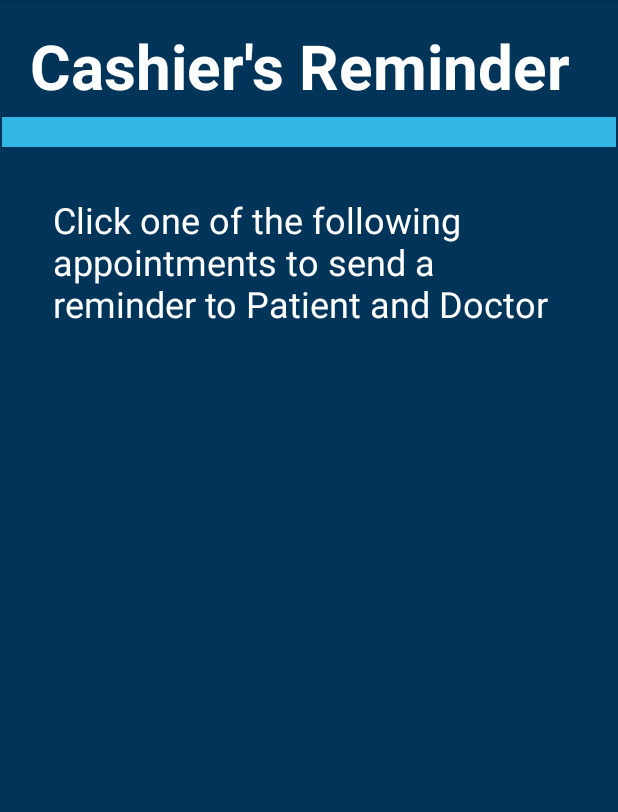
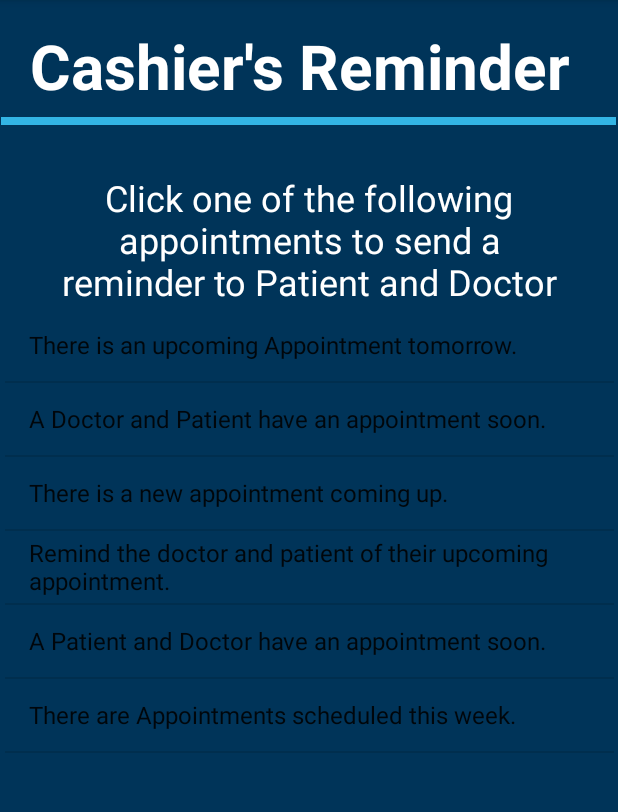
Before and after one commit to doctorfound2020/CSIS3175DF, an Android app: the CashierReminder screen opened directly, with no data from a screen before it, on a phone screen of 412 x 824 dp, the part 84-896 px from its top. Run offline under Robolectric (Android 15) with nearby library versions, the phone set to English and light mode, and no system bars.

Commit message:
fixed many features, added java code for sending messages. Added some layout and list content.

```diff
--- a/app/src/main/java/com/example/test/CashierReminder.java
+++ b/app/src/main/java/com/example/test/CashierReminder.java
@@ -3,6 +3,10 @@ package com.example.test;
 import androidx.appcompat.app.AppCompatActivity;
 
 import android.os.Bundle;
+import android.widget.ArrayAdapter;
+import android.widget.ListView;
+
+import java.util.ArrayList;
 
 public class CashierReminder extends AppCompatActivity {
 
@@ -10,5 +14,17 @@ public class CashierReminder extends AppCompatActivity {
     protected void onCreate(Bundle savedInstanceState) {
         super.onCreate(savedInstanceState);
         setContentView(R.layout.activity_cashier_reminder);
+
+        ListView listViewCashier = findViewById(R.id.lvCashierReminder);
+        ArrayList<String> arrayListCashier = new ArrayList<>();
+        arrayListCashier.add("There is an upcoming Appointment tomorrow.");
+        arrayListCashier.add("A Doctor and Patient have an appointment soon.");
+        arrayListCashier.add("There is a new appointment coming up.");
+        arrayListCashier.add("Remind the doctor and patient of their upcoming appointment.");
+        arrayListCashier.add("A Patient and Doctor have an appointment soon.");
+        arrayListCashier.add("There are Appointments scheduled this week.");
+
+        ArrayAdapter arrayAdapterCashier = new ArrayAdapter(this,android.R.layout.simple_list_item_1,arrayListCashier);
+        listViewCashier.setAdapter(arrayAdapterCashier);
     }
 }
--- a/app/src/main/res/layout/activity_cashier_reminder.xml
+++ b/app/src/main/res/layout/activity_cashier_reminder.xml
@@ -4,7 +4,7 @@
     xmlns:tools="http://schemas.android.com/tools"
     android:layout_width="match_parent"
     android:layout_height="match_parent"
-    tools:context=".CashierReminderActivity"
+    tools:context=".CashierReminder"
     android:background="#003459">
 
 
@@ -30,8 +30,8 @@
 
     <View
         android:id="@+id/divider2"
-        android:layout_width="409dp"
-        android:layout_height="20dp"
+        android:layout_width="410dp"
+        android:layout_height="5dp"
         android:layout_marginStart="1dp"
         android:layout_marginLeft="1dp"
         android:layout_marginTop="4dp"
@@ -52,6 +52,7 @@
         android:layout_marginTop="32dp"
         android:layout_marginEnd="176dp"
         android:layout_marginRight="176dp"
+        android:gravity="center"
         android:text="@string/textview2"
         android:textColor="#FFFFFF"
         android:textSize="24sp"
@@ -61,7 +62,8 @@
         app:layout_constraintTop_toBottomOf="@+id/divider2" />
 
     <ListView
-        android:layout_width="409dp"
+        android:id="@+id/lvCashierReminder"
+        android:layout_width="406dp"
         android:layout_height="510dp"
         android:layout_marginStart="1dp"
         android:layout_marginLeft="1dp"
```
Also changed, not shown: app/src/main/java/com/example/test/CashierHomePageActivity.java (+3 -3 lines), app/src/main/java/com/example/test/DoctorCheckAppointment.java (+5 -4 lines), app/src/main/java/com/example/test/DoctorReminder.java (+5 -4 lines), app/src/main/java/com/example/test/DoctorResponseMessage.java (+22 -0 lines), app/src/main/java/com/example/test/DoctorViewHistory.java (+10 -15 lines), app/src/main/java/com/example/test/DoctorViewMessage.java (+6 -6 lines), app/src/main/java/com/example/test/PatientCheckAppointment.java (+5 -6 lines), app/src/main/java/com/example/test/PatientReminder.java (+6 -0 lines), app/src/main/java/com/example/test/PatientSendMessage.java (+22 -0 lines), app/src/main/java/com/example/test/PatientViewHistory.java (+10 -15 lines), app/src/main/java/com/example/test/PatientViewMessage.java (+5 -6 lines), app/src/main/res/layout/activity_doctor_response_message.xml (+5 -4 lines), app/src/main/res/layout/activity_login.xml (+12 -8 lines), app/src/main/res/layout/activity_patient_send_message.xml (+5 -4 lines).
